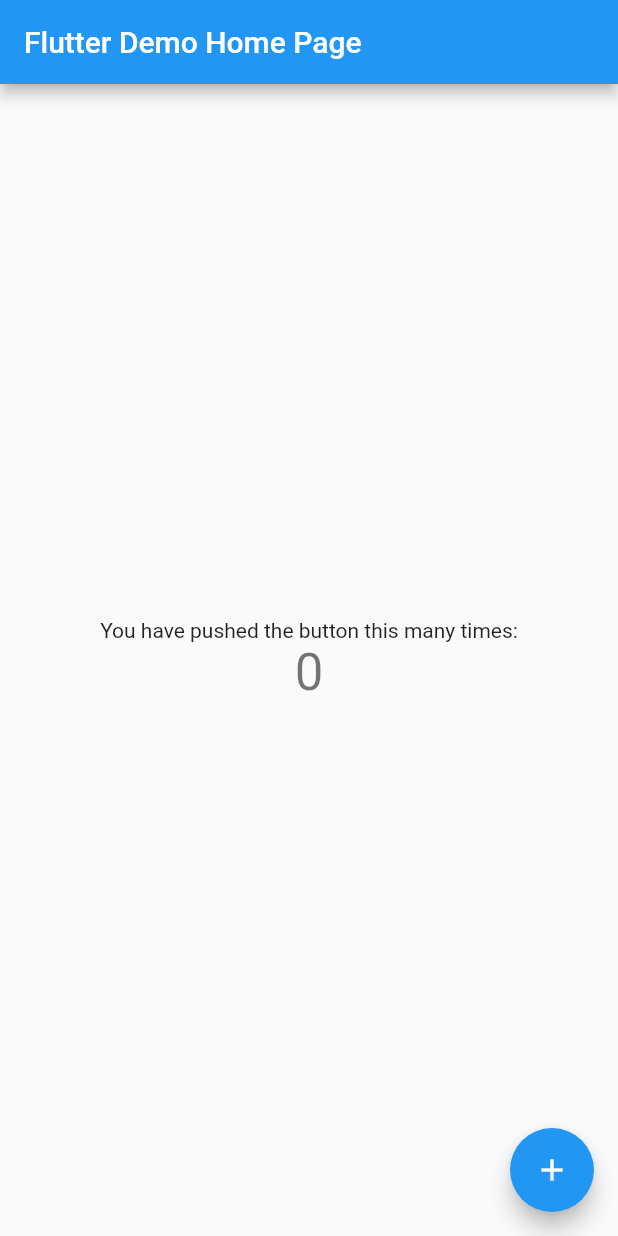
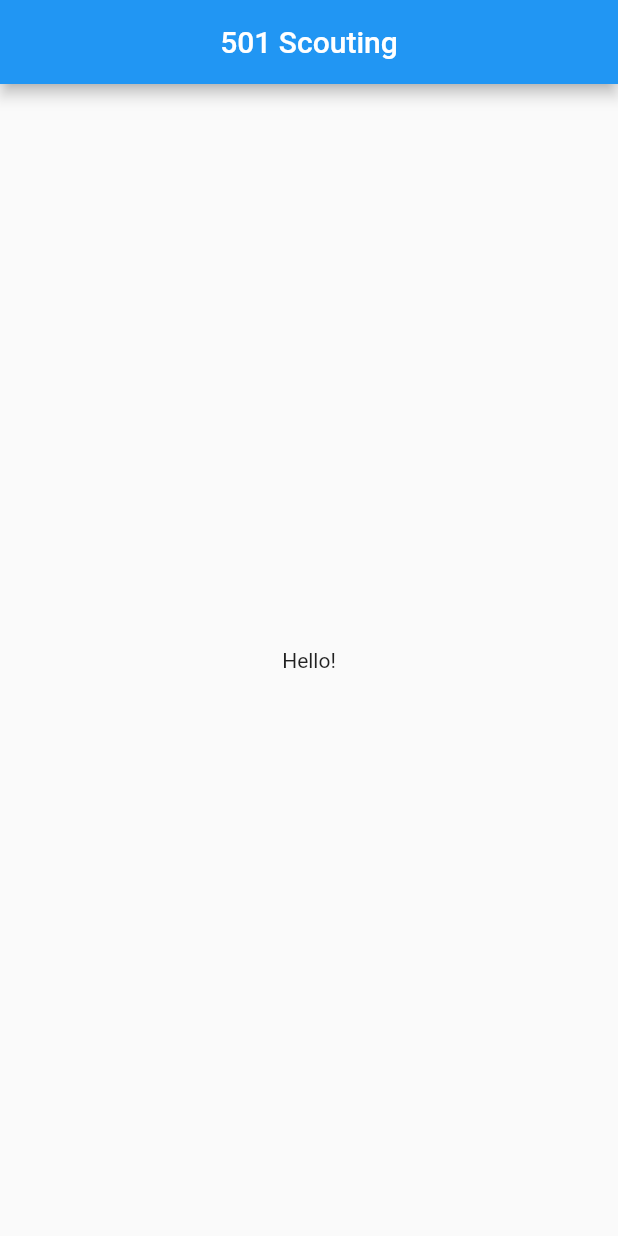
Before and after one commit to Team-501-The-PowerKnights/Scouting-App, a Flutter app: the screen it shows after launch, on a phone screen of 412 x 824 dp. Run offline on Flutter 3.47's test engine with Material 2 defaults, Android fonts, the phone set to English and light mode, and no system bars.

Commit message:
Update main.dart

```diff
--- a/lib/main.dart
+++ b/lib/main.dart
@@ -3,109 +3,30 @@
 void main() => runApp(MyApp());
 
 class MyApp extends StatelessWidget {
-  // This widget is the root of your application.
+  const MyApp({Key key}) : super(key: key);
+
   @override
   Widget build(BuildContext context) {
     return MaterialApp(
-      title: 'Flutter Demo',
-      theme: ThemeData(
-        // This is the theme of your application.
-        //
-        // Try running your application with "flutter run". You'll see the
-        // application has a blue toolbar. Then, without quitting the app, try
-        // changing the primarySwatch below to Colors.green and then invoke
-        // "hot reload" (press "r" in the console where you ran "flutter run",
-        // or simply save your changes to "hot reload" in a Flutter IDE).
-        // Notice that the counter didn't reset back to zero; the application
-        // is not restarted.
-        primarySwatch: Colors.blue,
-      ),
-      home: MyHomePage(title: 'Flutter Demo Home Page'),
+      home: Home(),
+      debugShowCheckedModeBanner: false,
     );
   }
 }
 
-class MyHomePage extends StatefulWidget {
-  MyHomePage({Key key, this.title}) : super(key: key);
-
-  // This widget is the home page of your application. It is stateful, meaning
-  // that it has a State object (defined below) that contains fields that affect
-  // how it looks.
-
-  // This class is the configuration for the state. It holds the values (in this
-  // case the title) provided by the parent (in this case the App widget) and
-  // used by the build method of the State. Fields in a Widget subclass are
-  // always marked "final".
-
-  final String title;
-
-  @override
-  _MyHomePageState createState() => _MyHomePageState();
-}
-
-class _MyHomePageState extends State<MyHomePage> {
-  int _counter = 0;
-
-  void _incrementCounter() {
-    setState(() {
-      // This call to setState tells the Flutter framework that something has
-      // changed in this State, which causes it to rerun the build method below
-      // so that the display can reflect the updated values. If we changed
-      // _counter without calling setState(), then the build method would not be
-      // called again, and so nothing would appear to happen.
-      _counter++;
-    });
-  }
+class Home extends StatelessWidget {
+  const Home({Key key}) : super(key: key);
 
   @override
   Widget build(BuildContext context) {
-    // This method is rerun every time setState is called, for instance as done
-    // by the _incrementCounter method above.
-    //
-    // The Flutter framework has been optimized to make rerunning build methods
-    // fast, so that you can just rebuild anything that needs updating rather
-    // than having to individually change instances of widgets.
     return Scaffold(
       appBar: AppBar(
-        // Here we take the value from the MyHomePage object that was created by
-        // the App.build method, and use it to set our appbar title.
-        title: Text(widget.title),
+        title: Text("501 Scouting"),
+        centerTitle: true,
       ),
       body: Center(
-        // Center is a layout widget. It takes a single child and positions it
-        // in the middle of the parent.
-        child: Column(
-          // Column is also a layout widget. It takes a list of children and
-          // arranges them vertically. By default, it sizes itself to fit its
-          // children horizontally, and tries to be as tall as its parent.
-          //
-          // Invoke "debug painting" (press "p" in the console, choose the
-          // "Toggle Debug Paint" action from the Flutter Inspector in Android
-          // Studio, or the "Toggle Debug Paint" command in Visual Studio Code)
-          // to see the wireframe for each widget.
-          //
-          // Column has various properties to control how it sizes itself and
-          // how it positions its children. Here we use mainAxisAlignment to
-          // center the children vertically; the main axis here is the vertical
-          // axis because Columns are vertical (the cross axis would be
-          // horizontal).
-          mainAxisAlignment: MainAxisAlignment.center,
-          children: <Widget>[
-            Text(
-              'You have pushed the button this many times:',
-            ),
-            Text(
-              '$_counter',
-              style: Theme.of(context).textTheme.headline4,
-            ),
-          ],
-        ),
+        child: Text("Hello!"),
       ),
-      floatingActionButton: FloatingActionButton(
-        onPressed: _incrementCounter,
-        tooltip: 'Increment',
-        child: Icon(Icons.add),
-      ), // This trailing comma makes auto-formatting nicer for build methods.
     );
   }
 }
```
